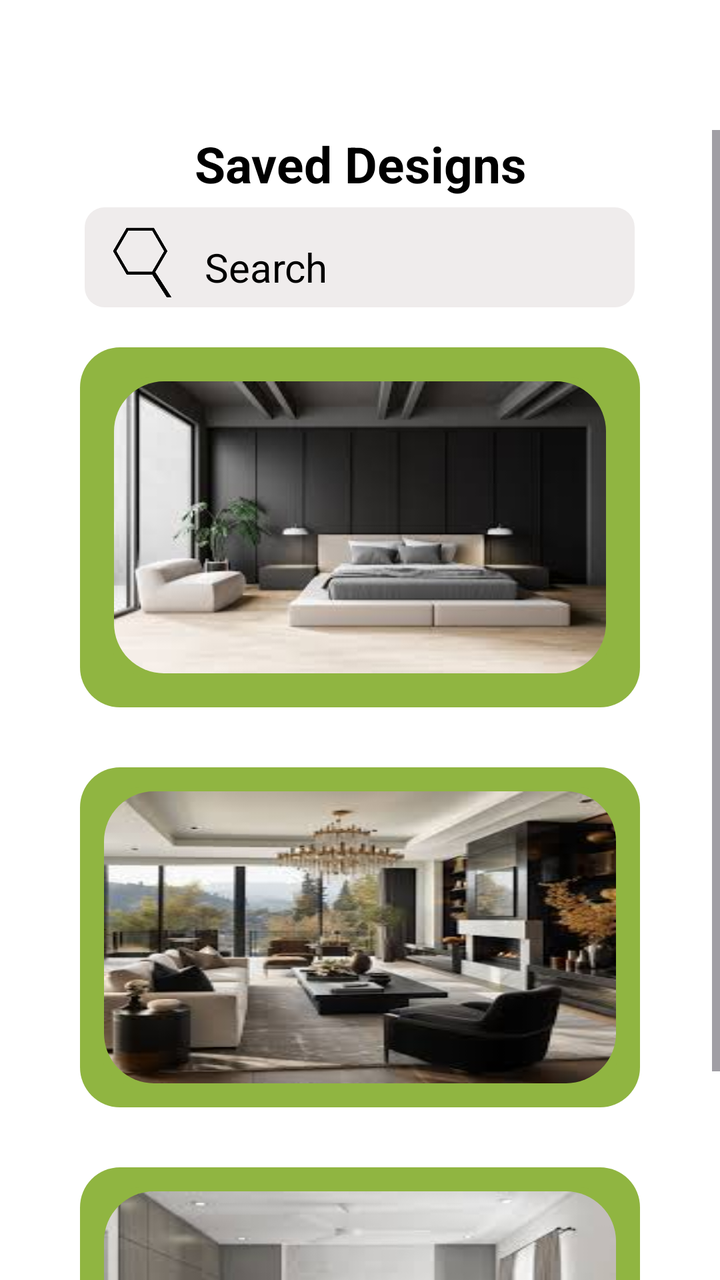
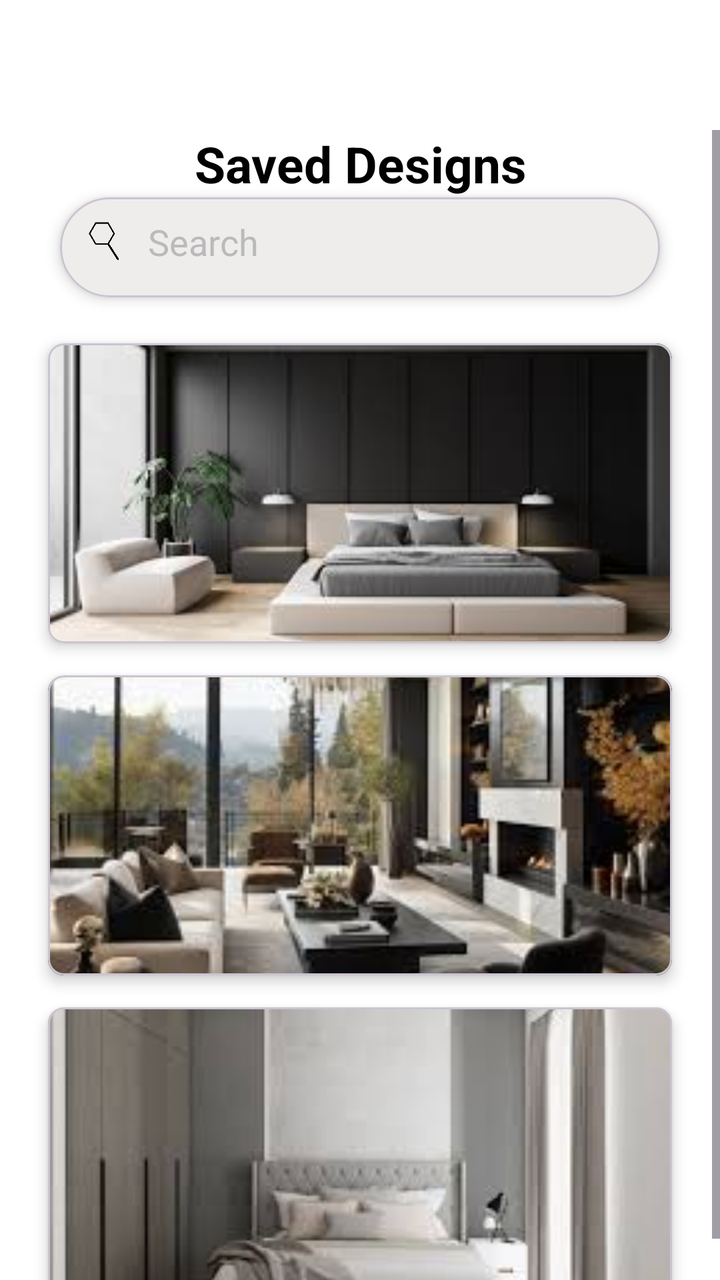

Compare the two renders of this Android layout. The source of the first and the diff that turns it into the second are given below.
<!-- AndroidManifest.xml: application theme Theme.LayoutLab -->
<!-- res/layout/activity_saved_design.xml -->
<?xml version="1.0" encoding="utf-8"?>
<LinearLayout xmlns:android="http://schemas.android.com/apk/res/android"
    xmlns:app="http://schemas.android.com/apk/res-auto"
    xmlns:tools="http://schemas.android.com/tools"
    android:id="@+id/main"
    android:layout_width="match_parent"
    android:layout_height="match_parent"
    tools:context=".savedDesign"
    android:orientation="vertical"
    android:background="@color/white">

    <LinearLayout
        android:layout_width="match_parent"
        android:layout_height="wrap_content"
        android:orientation="vertical">

        
        <LinearLayout
            android:layout_width="match_parent"
            android:layout_height="wrap_content"
            android:padding="5dp">

            <LinearLayout
                android:layout_width="0dp"
                android:layout_height="50dp"
                android:layout_weight="1"
                android:orientation="horizontal"
                android:gravity="start">

                <Button
                    android:id="@+id/btn_backSavedDesigns"
                    android:layout_width="50dp"
                    android:layout_height="50dp"
                    android:backgroundTint="@android:color/transparent"
                    android:foreground="@drawable/back_icon" />

            </LinearLayout>

            <LinearLayout
                android:layout_width="0dp"
                android:layout_height="50dp"
                android:layout_weight="1"
                android:orientation="horizontal"
                android:gravity="center">

                <com.google.android.material.button.MaterialButton
                    android:id="@+id/btn_logoHome"
                    android:layout_width="50dp"
                    android:layout_height="50dp"
                    android:foreground="@drawable/logo_transparent"
                    app:backgroundTint="@android:color/transparent"
                    android:clickable="false"/>

            </LinearLayout>

            <LinearLayout
                android:layout_width="0dp"
                android:layout_height="50dp"
                android:layout_weight="1"
                android:orientation="horizontal"
                android:gravity="start">

                <LinearLayout
                    android:layout_width="0dp"
                    android:layout_height="50dp"
                    android:layout_weight="1"
                    android:orientation="horizontal"
                    android:gravity="end">

                    <Button
                        android:id="@+id/btn_profileSavedDesigns"
                        android:layout_width="50dp"
                        android:layout_height="50dp"
                        android:backgroundTint="@android:color/transparent"
                        android:foreground="@drawable/profile_icon" />

                </LinearLayout>

            </LinearLayout>

        </LinearLayout>

        <ScrollView
            android:layout_width="match_parent"
            android:layout_height="0dp"
            android:layout_weight="1"
            android:clipToPadding="false"
            android:paddingTop="5dp">

            <LinearLayout
                android:layout_width="match_parent"
                android:layout_height="wrap_content"
                android:orientation="vertical">

                <LinearLayout
                    android:layout_width="match_parent"
                    android:layout_height="wrap_content"
                    android:orientation="vertical">

                    <TextView
                        android:layout_width="match_parent"
                        android:layout_height="wrap_content"
                        android:textAlignment="center"
                        android:textColor="@color/black"
                        android:text="Saved Designs"
                        android:textSize="25sp"
                        android:textStyle="bold"/>

                </LinearLayout>

                
                <LinearLayout
                    android:layout_width="match_parent"
                    android:layout_height="wrap_content"
                    android:gravity="center"
                    android:layout_margin="5dp">

                    <LinearLayout
                        android:layout_width="275dp"
                        android:layout_height="50dp"
                        android:orientation="horizontal"
                        android:padding="5dp"
                        android:background="@drawable/search">

                        <ImageView
                            android:layout_width="50dp"
                            android:layout_height="50dp"
                            android:background="@drawable/search_icon"/>


                        <EditText
                            android:id="@+id/etx_searchSavedDesign"
                            android:layout_width="match_parent"
                            android:layout_height="50dp"
                            android:background="@android:color/transparent"
                            android:hint="@string/search"
                            android:inputType="text"
                            android:padding="3dp"
                            android:paddingStart="5dp"
                            android:paddingEnd="5sp"
                            android:textColorHint="@color/black"
                            android:textSize="20sp" />

                    </LinearLayout>

                </LinearLayout>

                <LinearLayout
                    android:layout_width="match_parent"
                    android:layout_height="wrap_content"
                    android:orientation="vertical"
                    android:gravity="center"
                    android:paddingLeft="40dp"
                    android:paddingRight="40dp">

                    
                    <LinearLayout
                        android:id="@+id/lin_item1Explore"
                        android:layout_width="match_parent"
                        android:layout_height="wrap_content"
                        android:orientation="horizontal"
                        android:layout_marginTop="15dp"
                        android:layout_marginBottom="15dp"
                        android:padding="5dp"
                        android:background="@drawable/scrollview_items">

                        <LinearLayout
                            android:layout_width="0dp"
                            android:layout_height="150dp"
                            android:layout_weight="1"
                            android:orientation="vertical"
                            android:layout_margin="10dp"
                            android:padding="2dp"
                            android:background="@drawable/scrollview_items">

                            <ImageView
                                android:layout_width="match_parent"
                                android:layout_height="match_parent"
                                android:src="@drawable/design_1"
                                android:clipToOutline="true"
                                android:background="@drawable/library_item"
                                android:scaleType="fitXY"/>

                        </LinearLayout>

                    </LinearLayout>

                    
                    <LinearLayout
                        android:id="@+id/lin_item2Explore"
                        android:layout_width="match_parent"
                        android:layout_height="wrap_content"
                        android:orientation="horizontal"
                        android:layout_marginTop="15dp"
                        android:layout_marginBottom="15dp"
                        android:background="@drawable/scrollview_items">

                        <LinearLayout
                            android:layout_width="0dp"
                            android:layout_height="150dp"
                            android:layout_weight="1"
                            android:orientation="vertical"
                            android:layout_margin="10dp"
                            android:padding="2dp"
                            android:background="@drawable/scrollview_items">

                            <ImageView
                                android:layout_width="match_parent"
                                android:layout_height="match_parent"
                                android:src="@drawable/design_2"
                                android:clipToOutline="true"
                                android:background="@drawable/library_item"
                                android:scaleType="fitXY"/>

                        </LinearLayout>

                    </LinearLayout>





















                    
                    <LinearLayout
                        android:id="@+id/lin_item4Explore"
                        android:layout_width="match_parent"
                        android:layout_height="wrap_content"
                        android:orientation="horizontal"
                        android:layout_marginTop="15dp"
                        android:layout_marginBottom="15dp"
                        android:background="@drawable/scrollview_items">

                        <LinearLayout
                            android:layout_width="0dp"
                            android:layout_height="150dp"
                            android:layout_weight="1"
                            android:orientation="vertical"
                            android:layout_margin="10dp"
                            android:padding="2dp"
                            android:background="@drawable/scrollview_items">

                            <ImageView
                                android:layout_width="match_parent"
                                android:layout_height="match_parent"
                                android:src="@drawable/design_3"
                                android:clipToOutline="true"
                                android:background="@drawable/library_item"
                                android:scaleType="fitXY"/>

                        </LinearLayout>

                    </LinearLayout>

                </LinearLayout>

            </LinearLayout>

        </ScrollView>

    </LinearLayout>

</LinearLayout>
<!-- resources referenced by this layout -->
<resources>
  <color name="black">#FF000000</color>
  <color name="white">#FFFFFFFF</color>
  <!-- drawable back_icon: png bitmap (drawable, 28075 bytes) -->
  <!-- drawable design_1: jpg bitmap (drawable, 6171 bytes) -->
  <!-- drawable design_2: jpg bitmap (drawable, 10132 bytes) -->
  <!-- drawable design_3: jpg bitmap (drawable, 5565 bytes) -->
  <!-- drawable library_item (drawable) -->
  <?xml version="1.0" encoding="utf-8"?>
  <shape xmlns:android="http://schemas.android.com/apk/res/android"
      android:shape="rectangle">
      <size
          android:width="100dp"
          android:height="100dp" />
      <corners android:radius="25dp"/>
  
  </shape>
  <!-- drawable logo_transparent: png bitmap (drawable, 37070 bytes) -->
  <!-- drawable profile_icon: png bitmap (drawable, 40205 bytes) -->
  <!-- drawable scrollview_items (drawable) -->
  <?xml version="1.0" encoding="UTF-8"?>
  <shape
      xmlns:android="http://schemas.android.com/apk/res/android">
      <solid
          android:color="#90B541"
          />
      <corners
          android:radius="20dp"
          />
  </shape>
  <!-- drawable search (drawable) -->
  <?xml version="1.0" encoding="UTF-8"?>
  <shape
      xmlns:android="http://schemas.android.com/apk/res/android">
      <solid
          android:color="#EFECEC"
          />
      <corners
          android:radius="10dp"
          />
  </shape>
  <!-- drawable search_icon: png bitmap (drawable, 32151 bytes) -->
  <string name="search">Search</string>
  <style name="Theme.LayoutLab" parent="Base.Theme.LayoutLab" />
  <style name="Base.Theme.LayoutLab" parent="Theme.Material3.DayNight.NoActionBar">
          
          
      </style>
</resources>

<!-- the commit's change to res/layout/activity_saved_design.xml (unified diff, before → after) -->
@@ -109,164 +109,106 @@
                 </LinearLayout>
 
                 
-                <LinearLayout
-                    android:layout_width="match_parent"
-                    android:layout_height="wrap_content"
-                    android:gravity="center"
-                    android:layout_margin="5dp">
+                <com.google.android.material.card.MaterialCardView
+                    android:layout_width="300dp"
+                    android:layout_height="50dp"
+                    android:layout_gravity="center"
+                    app:cardCornerRadius="25dp"
+                    app:cardElevation="4dp"
+                    android:background="@drawable/search"
+                    android:layout_marginBottom="15dp">
 
                     <LinearLayout
-                        android:layout_width="275dp"
-                        android:layout_height="50dp"
+                        android:layout_width="match_parent"
+                        android:layout_height="match_parent"
                         android:orientation="horizontal"
-                        android:padding="5dp"
-                        android:background="@drawable/search">
-
-                        <ImageView
-                            android:layout_width="50dp"
-                            android:layout_height="50dp"
-                            android:background="@drawable/search_icon"/>
-
+                        android:background="@drawable/search"
+                        android:padding="10dp">
+
+                        <ImageView
+                            android:layout_width="24dp"
+                            android:layout_height="24dp"
+                            android:src="@drawable/search_icon" />
 
                         <EditText
-                            android:id="@+id/etx_searchSavedDesign"
-                            android:layout_width="match_parent"
-                            android:layout_height="50dp"
-                            android:background="@android:color/transparent"
+                            android:id="@+id/etx_searchHome"
+                            android:layout_width="match_parent"
+                            android:layout_height="wrap_content"
+                            android:background="@null"
                             android:hint="@string/search"
                             android:inputType="text"
-                            android:padding="3dp"
-                            android:paddingStart="5dp"
-                            android:paddingEnd="5sp"
-                            android:textColorHint="@color/black"
-                            android:textSize="20sp" />
-
+                            android:textColorHint="@color/gray"
+                            android:paddingStart="10dp" />
                     </LinearLayout>
-
-                </LinearLayout>
+                </com.google.android.material.card.MaterialCardView>
 
                 <LinearLayout
                     android:layout_width="match_parent"
                     android:layout_height="wrap_content"
                     android:orientation="vertical"
                     android:gravity="center"
-                    android:paddingLeft="40dp"
-                    android:paddingRight="40dp">
-
-                    
-                    <LinearLayout
-                        android:id="@+id/lin_item1Explore"
-                        android:layout_width="match_parent"
-                        android:layout_height="wrap_content"
-                        android:orientation="horizontal"
-                        android:layout_marginTop="15dp"
-                        android:layout_marginBottom="15dp"
-                        android:padding="5dp"
-                        android:background="@drawable/scrollview_items">
-
-                        <LinearLayout
-                            android:layout_width="0dp"
+                    android:paddingLeft="16dp"
+                    android:paddingRight="16dp">
+
+                    
+                    <com.google.android.material.card.MaterialCardView
+                        android:layout_width="match_parent"
+                        android:layout_height="wrap_content"
+                        android:layout_margin="8dp"
+                        app:cardCornerRadius="8dp"
+                        app:cardElevation="4dp">
+
+                        <ImageView
+                            android:layout_width="match_parent"
                             android:layout_height="150dp"
-                            android:layout_weight="1"
-                            android:orientation="vertical"
-                            android:layout_margin="10dp"
-                            android:padding="2dp"
-                            android:background="@drawable/scrollview_items">
-
-                            <ImageView
-                                android:layout_width="match_parent"
-                                android:layout_height="match_parent"
-                                android:src="@drawable/design_1"
-                                android:clipToOutline="true"
-                                android:background="@drawable/library_item"
-                                android:scaleType="fitXY"/>
-
-                        </LinearLayout>
-
-                    </LinearLayout>
-
-                    
-                    <LinearLayout
-                        android:id="@+id/lin_item2Explore"
-                        android:layout_width="match_parent"
-                        android:layout_height="wrap_content"
-                        android:orientation="horizontal"
-                        android:layout_marginTop="15dp"
-                        android:layout_marginBottom="15dp"
-                        android:background="@drawable/scrollview_items">
-
-                        <LinearLayout
-                            android:layout_width="0dp"
+                            android:src="@drawable/design_1"
+                            android:scaleType="centerCrop"
+                             />
+                    </com.google.android.material.card.MaterialCardView>
+
+                    
+                    <com.google.android.material.card.MaterialCardView
+                        android:layout_width="match_parent"
+                        android:layout_height="wrap_content"
+                        android:layout_margin="8dp"
+                        app:cardCornerRadius="8dp"
+                        app:cardElevation="4dp">
+
+                        <ImageView
+                            android:layout_width="match_parent"
                             android:layout_height="150dp"
-                            android:layout_weight="1"
-                            android:orientation="vertical"
-                            android:layout_margin="10dp"
-                            android:padding="2dp"
-                            android:background="@drawable/scrollview_items">
-
-                            <ImageView
-                                android:layout_width="match_parent"
-                                android:layout_height="match_parent"
-                                android:src="@drawable/design_2"
-                                android:clipToOutline="true"
-                                android:background="@drawable/library_item"
-                                android:scaleType="fitXY"/>
-
-                        </LinearLayout>
-
-                    </LinearLayout>
-
-
-
-
-
-
-
-
-
-
-
-
-
-
-
-
-
-
-
-
-
-                    
-                    <LinearLayout
-                        android:id="@+id/lin_item4Explore"
-                        android:layout_width="match_parent"
-                        android:layout_height="wrap_content"
-                        android:orientation="horizontal"
-                        android:layout_marginTop="15dp"
-                        android:layout_marginBottom="15dp"
-                        android:background="@drawable/scrollview_items">
-
-                        <LinearLayout
-                            android:layout_width="0dp"
+                            android:src="@drawable/design_2"
+                            android:scaleType="centerCrop"
+                             />
+                    </com.google.android.material.card.MaterialCardView>
+
+                    
+                    <com.google.android.material.card.MaterialCardView
+                        android:layout_width="match_parent"
+                        android:layout_height="wrap_content"
+                        android:layout_margin="8dp"
+                        app:cardCornerRadius="8dp"
+                        app:cardElevation="4dp">
+
+                        <ImageView
+                            android:layout_width="match_parent"
                             android:layout_height="150dp"
-                            android:layout_weight="1"
-                            android:orientation="vertical"
-                            android:layout_margin="10dp"
-                            android:padding="2dp"
-                            android:background="@drawable/scrollview_items">
-
-                            <ImageView
-                                android:layout_width="match_parent"
-                                android:layout_height="match_parent"
-                                android:src="@drawable/design_3"
-                                android:clipToOutline="true"
-                                android:background="@drawable/library_item"
-                                android:scaleType="fitXY"/>
-
-                        </LinearLayout>
-
-                    </LinearLayout>
-
+                            android:src="@drawable/design_3"
+                            android:scaleType="centerCrop"
+                             />
+                    </com.google.android.material.card.MaterialCardView>
+
+                    
+                    <TextView
+                        android:id="@+id/txt_emptyState"
+                        android:layout_width="wrap_content"
+                        android:layout_height="wrap_content"
+                        android:text="No saved designs yet."
+                        android:visibility="gone"
+                        android:textSize="18sp"
+                        android:textColor="@color/gray"
+                        android:gravity="center"
+                        android:layout_gravity="center" />
                 </LinearLayout>
 
             </LinearLayout>
<!-- resource entries referenced after the edit -->
@@ -1,34 +1,14 @@
 <!-- resources referenced by this layout -->
 <resources>
   <color name="black">#FF000000</color>
+  <color name="gray">#BABABA</color>
   <color name="white">#FFFFFFFF</color>
   <!-- drawable back_icon: png bitmap (drawable, 28075 bytes) -->
   <!-- drawable design_1: jpg bitmap (drawable, 6171 bytes) -->
   <!-- drawable design_2: jpg bitmap (drawable, 10132 bytes) -->
   <!-- drawable design_3: jpg bitmap (drawable, 5565 bytes) -->
-  <!-- drawable library_item (drawable) -->
-  <?xml version="1.0" encoding="utf-8"?>
-  <shape xmlns:android="http://schemas.android.com/apk/res/android"
-      android:shape="rectangle">
-      <size
-          android:width="100dp"
-          android:height="100dp" />
-      <corners android:radius="25dp"/>
-  
-  </shape>
   <!-- drawable logo_transparent: png bitmap (drawable, 37070 bytes) -->
   <!-- drawable profile_icon: png bitmap (drawable, 40205 bytes) -->
-  <!-- drawable scrollview_items (drawable) -->
-  <?xml version="1.0" encoding="UTF-8"?>
-  <shape
-      xmlns:android="http://schemas.android.com/apk/res/android">
-      <solid
-          android:color="#90B541"
-          />
-      <corners
-          android:radius="20dp"
-          />
-  </shape>
   <!-- drawable search (drawable) -->
   <?xml version="1.0" encoding="UTF-8"?>
   <shape
